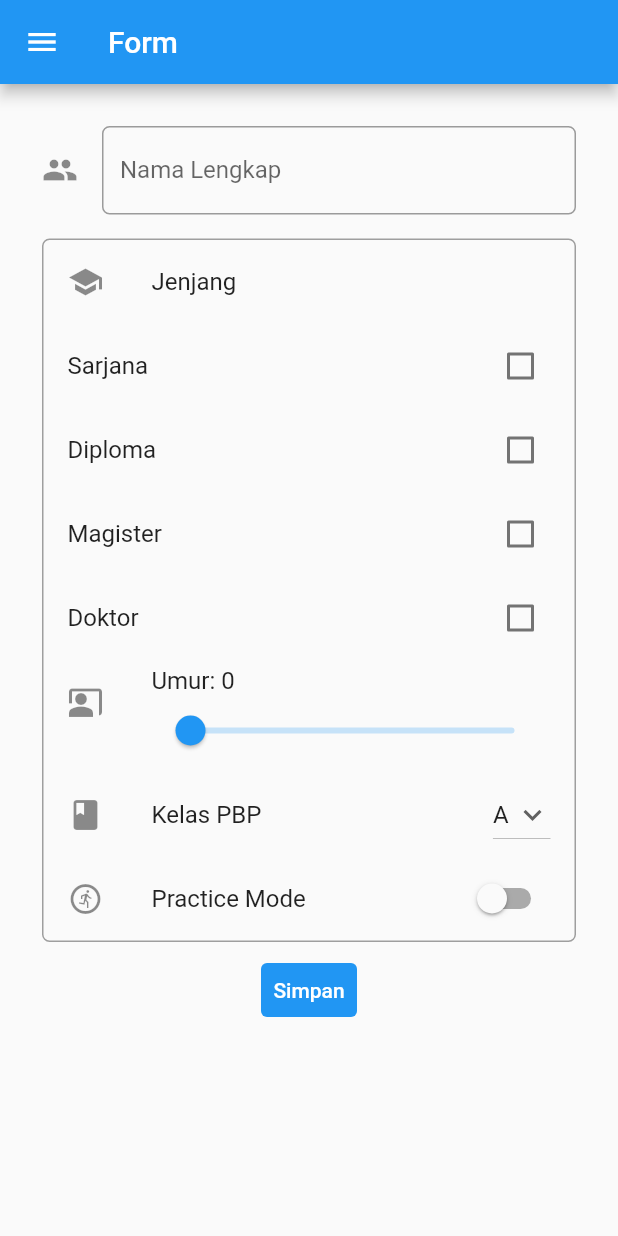
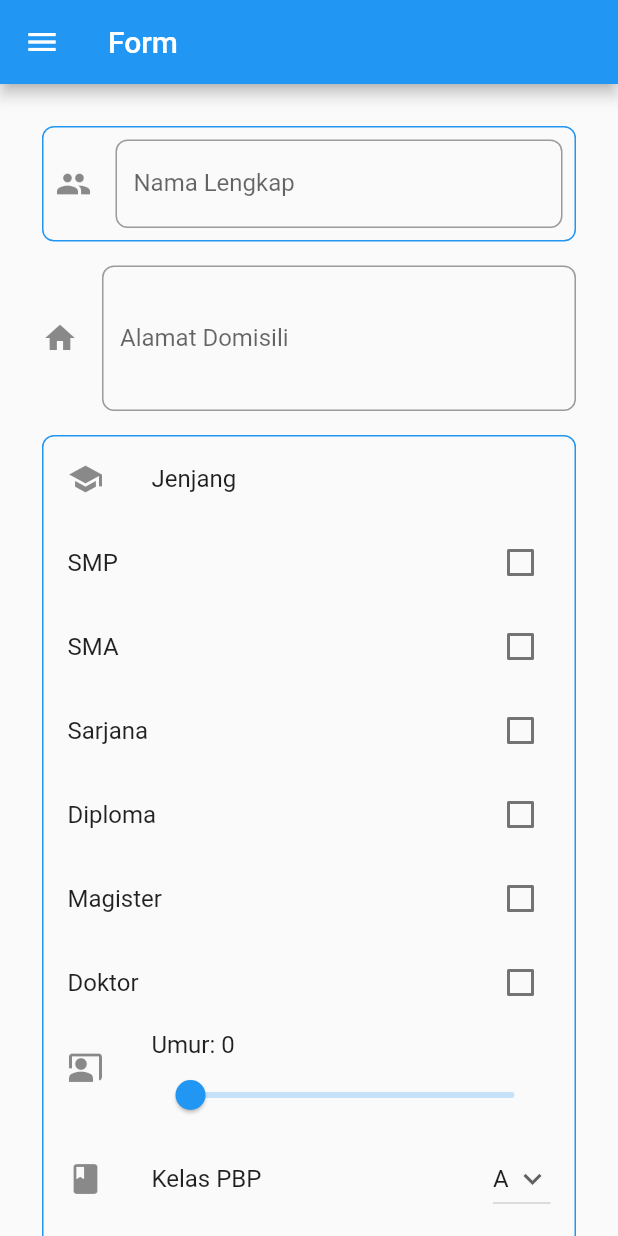
Before and after one commit to annisa27/Lab-PBP-Flutter, a Flutter app: the screen it shows after launch, in the side drawer, after a tap on "Form", on a phone screen of 412 x 824 dp. Run offline on Flutter 3.47's test engine with Material 2 defaults, Android fonts, the phone set to English and light mode, and no system bars.

Commit message:
add new input field

```diff
--- a/firstappcune/lib/form.dart
+++ b/firstappcune/lib/form.dart
@@ -11,6 +11,9 @@ class MyFormPage extends StatefulWidget {
 class _MyFormPageState extends State<MyFormPage> {
   final _formKey = GlobalKey<FormState>();
   String _namaLengkap = "";
+  String _alamat = "";
+  bool jenjangSmp = false;
+  bool jenjangSma = false;
   bool jenjangSarjana = false;
   bool jenjangDiploma = false;
   bool jenjangMagister = false;
@@ -26,6 +29,8 @@ class _MyFormPageState extends State<MyFormPage> {
       appBar: AppBar(
         title: Text('Form'),
       ),
+
+      // Drawer menu
       drawer: Drawer(
         child: Column(
           children: [
@@ -60,18 +65,24 @@ class _MyFormPageState extends State<MyFormPage> {
             padding: const EdgeInsets.all(20.0),
             child: Column(
               children: [
-                Padding(
+                 Container(
+                  margin: const EdgeInsets.all(8),
+                  decoration: BoxDecoration(
+                    border: Border.all(color: Colors.blue),
+                    borderRadius: BorderRadius.circular(8),
+                  ),
+                  child: Padding(
                   // Menggunakan padding sebesar 8 pixels
                   padding: const EdgeInsets.all(8.0),
                   child: TextFormField(
                     decoration: InputDecoration(
-                      hintText: "Contoh: Pak Dengklek",
+                      hintText: "Contoh: Annisa Az Zahra",
                       labelText: "Nama Lengkap",
                       // Menambahkan icon agar lebih intuitif
                       icon: const Icon(Icons.people),
                       // Menambahkan circular border agar lebih rapi
                       border: OutlineInputBorder(
-                        borderRadius: BorderRadius.circular(5.0),
+                        borderRadius: BorderRadius.circular(8.0),
                       ),
                     ),
                     // Menambahkan behavior saat nama diketik
@@ -95,11 +106,52 @@ class _MyFormPageState extends State<MyFormPage> {
                     },
                   ),
                 ),
+                ),
+
+                Padding(
+                  // Menggunakan padding sebesar 8 pixels
+                  padding: const EdgeInsets.all(8.0),
+                  child: TextFormField(
+                    minLines: 3, // any number you need (It works as the rows for the textarea)
+                    keyboardType: TextInputType.multiline,
+                    maxLines: null,
+                    decoration: InputDecoration(
+                      hintText: "Contoh: Jl. Kenanga II Lintas",
+                      labelText: "Alamat Domisili",
+
+                      // Menambahkan icon agar lebih intuitif
+                      icon: const Icon(Icons.home),
+                      // Menambahkan circular border agar lebih rapi
+                      border: OutlineInputBorder(
+                        borderRadius: BorderRadius.circular(8.0),
+                      ),
+                    ),
+                    // Menambahkan behavior saat nama diketik
+                    onChanged: (String? value) {
+                      setState(() {
+                        _alamat = value!;
+                      });
+                    },
+                    // Menambahkan behavior saat data disimpan
+                    onSaved: (String? value) {
+                      setState(() {
+                        _alamat = value!;
+                      });
+                    },
+                    // Validator sebagai validasi form
+                    validator: (String? value) {
+                      if (value == null || value.isEmpty) {
+                        return 'Alamat tidak boleh kosong!';
+                      }
+                      return null;
+                    },
+                  ),
+                ),
                 Container(
                   margin: const EdgeInsets.all(8),
                   decoration: BoxDecoration(
-                    border: Border.all(color: Colors.grey),
-                    borderRadius: BorderRadius.circular(5),
+                    border: Border.all(color: Colors.blue),
+                    borderRadius: BorderRadius.circular(8),
                   ),
                   child: Column(
                     crossAxisAlignment: CrossAxisAlignment.start,
@@ -109,14 +161,37 @@ class _MyFormPageState extends State<MyFormPage> {
                         title: Text("Jenjang"),
                       ),
                       CheckboxListTile(
+                        title: const Text('SMP'),
+                        value: jenjangSmp,
+                        onChanged: (bool? value) {
+                          setState(() {
+                            jenjangSmp = value!;
+                            if (value) {
+                              jenjangSma = jenjangSarjana = jenjangMagister = jenjangDiploma = jenjangDoktor = false;
+                            }
+                          });
+                        },
+                      ),
+                      CheckboxListTile(
+                        title: const Text('SMA'),
+                        value: jenjangSma,
+                        onChanged: (bool? value) {
+                          setState(() {
+                            jenjangSma = value!;
+                            if (value) {
+                              jenjangSmp = jenjangSarjana = jenjangMagister = jenjangDiploma = jenjangDoktor = false;
+                            }
+                          });
+                        },
+                      ),
+                      CheckboxListTile(
                         title: const Text('Sarjana'),
                         value: jenjangSarjana,
                         onChanged: (bool? value) {
                           setState(() {
                             jenjangSarjana = value!;
                             if (value) {
-                              jenjangMagister =
-                                  jenjangDiploma = jenjangDoktor = false;
+                             jenjangSmp = jenjangSma = jenjangMagister = jenjangDiploma = jenjangDoktor = false;
                             }
                           });
                         },
@@ -128,8 +203,7 @@ class _MyFormPageState extends State<MyFormPage> {
                           setState(() {
                             jenjangDiploma = value!;
                             if (value) {
-                              jenjangMagister =
-                                  jenjangSarjana = jenjangDoktor = false;
+                              jenjangSmp = jenjangSarjana = jenjangMagister = jenjangSma = jenjangDoktor = false;
                             }
                           });
                         },
@@ -141,8 +215,7 @@ class _MyFormPageState extends State<MyFormPage> {
                           setState(() {
                             jenjangMagister = value!;
                             if (value) {
-                              jenjangDiploma =
-                                  jenjangSarjana = jenjangDoktor = false;
+                              jenjangSmp = jenjangSma = jenjangSarjana = jenjangDiploma = jenjangDoktor = false;
                             }
                           });
                         },
@@ -154,8 +227,7 @@ class _MyFormPageState extends State<MyFormPage> {
                           setState(() {
                             jenjangDoktor = value!;
                             if (value) {
-                              jenjangMagister =
-                                  jenjangSarjana = jenjangDiploma = false;
+                             jenjangSmp = jenjangSma = jenjangSarjana = jenjangDiploma = jenjangMagister = false;
                             }
                           });
                         },
@@ -215,7 +287,7 @@ class _MyFormPageState extends State<MyFormPage> {
                 ),
                 TextButton(
                   style: ButtonStyle(
-                    backgroundColor: MaterialStateProperty.all(Colors.blue),
+                    backgroundColor: MaterialStateProperty.all(Colors.red),
                   ),
                   child: const Text(
                     "Simpan",
@@ -228,9 +300,9 @@ class _MyFormPageState extends State<MyFormPage> {
                         builder: (context) {
                           return Dialog(
                             shape: RoundedRectangleBorder(
-                              borderRadius: BorderRadius.circular(10),
+                              borderRadius: BorderRadius.circular(12),
                             ),
-                            elevation: 15,
+                            elevation: 16,
                             child: Container(
                               child: ListView(
                                 padding:
@@ -241,9 +313,10 @@ class _MyFormPageState extends State<MyFormPage> {
                                   const SizedBox(height: 20),
                                   // TODO: Munculkan informasi yang didapat dari form
                                   Center(child: Text('Nama: $_namaLengkap')),
+                                  Center(child: Text('Alamat domisili: $_alamat')),
                                   Center(
                                       child: Text(
-                                          'Jenjang: ${jenjangSarjana ? 'Sarjana' : ''}${jenjangDiploma ? 'Diploma' : ''}${jenjangMagister ? 'Magister' : ''}${jenjangDoktor ? 'Doktor' : ''}')),
+                                          'Jenjang: ${jenjangSarjana ? 'Sarjana' : ''}${jenjangDiploma ? 'Diploma' : ''}${jenjangMagister ? 'Magister' : ''}${jenjangDoktor ? 'Doktor' : ''}${jenjangSmp ? 'SMP' : ''}${jenjangSma ? 'Sarjana' : ''}')),
                                   Center(child: Text('Umur: ${umur.round()}')),
                                   Center(child: Text('Kelas PBP: $kelasPBP')),
                                   Center(
```
